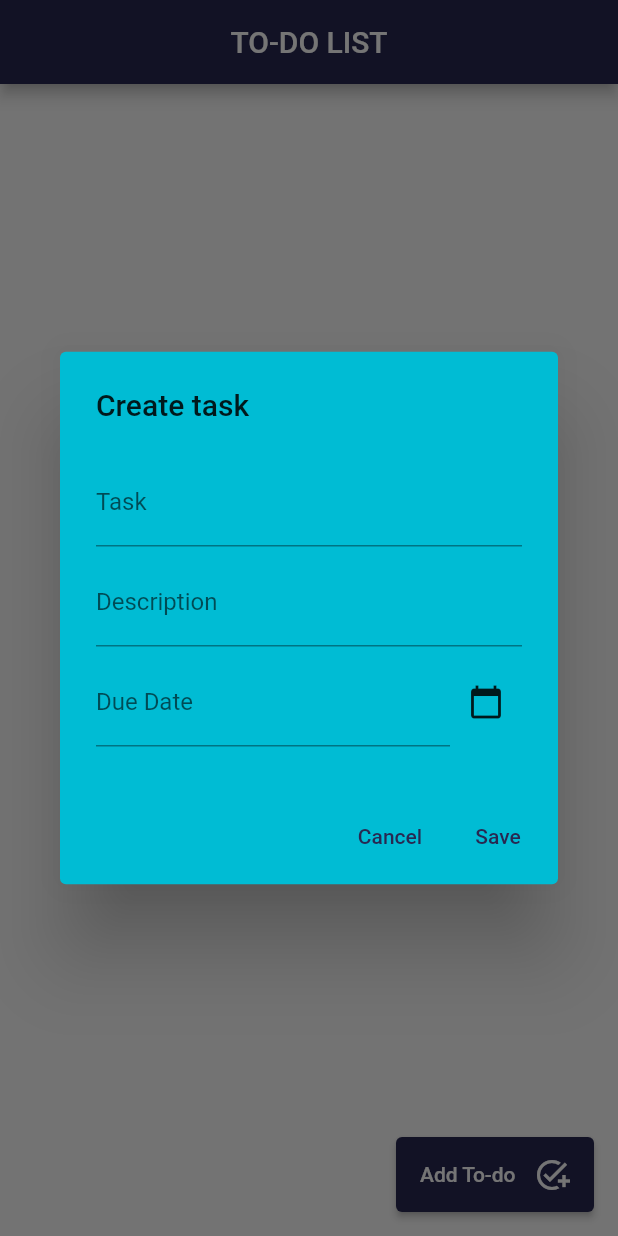
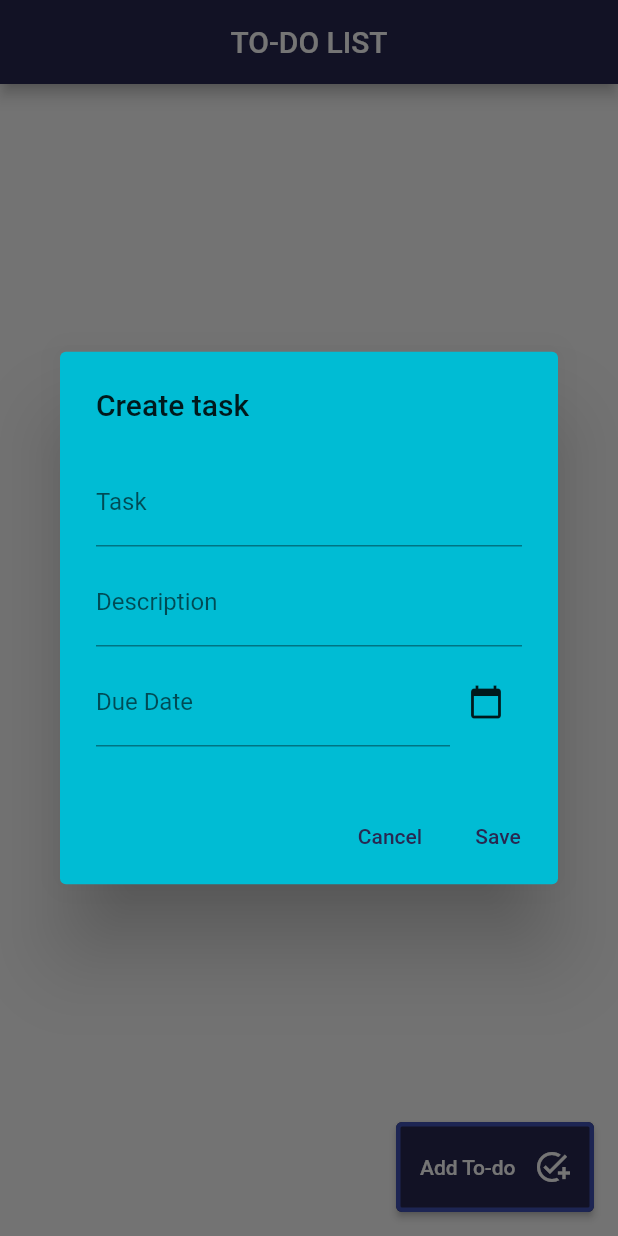
Before and after one commit to maleofprimavera/todo_app, a Flutter app: the screen it shows after launch, after a tap on "Add To-do", on a phone screen of 412 x 824 dp. Run offline on Flutter 3.47's test engine with Material 2 defaults, Android fonts, the phone set to English and light mode, and no system bars; our stand-ins replace bloc, equatable, flutter_bloc, shared_preferences.

```diff
--- a/lib/main.dart
+++ b/lib/main.dart
@@ -1,6 +1,7 @@
 import 'package:flutter/material.dart';
 import 'package:shared_preferences/shared_preferences.dart';
 import 'package:flutter_bloc/flutter_bloc.dart';
+import 'package:todo_app/notification/notification_api.dart';
 import 'package:todo_app/utils/task_shared_preference.dart';
 import 'package:todo_app/widget/home.dart';
 import 'bloc/task_bloc.dart';
@@ -9,9 +10,8 @@ import 'bloc/task_bloc.dart';
 void main() async {
   WidgetsFlutterBinding.ensureInitialized();
   await TaskPreference.init();
-  // TaskPreference.saveTask(taskName: "Hello", createdTime: DateTime.now(), dueTime: DateTime.now().add(Duration(days: 3)));
+  NotificationApi().init();
   runApp(const MyApp());
-
 }
 
 class MyApp extends StatelessWidget {
@@ -20,7 +20,6 @@ class MyApp extends StatelessWidget {
   // This widget is the root of your application.
   @override
   Widget build(BuildContext context) {
-
     return MaterialApp(
         title: 'Flutter ToDo List Demo',
         theme: ThemeData(
--- a/lib/widget/create_task_widget.dart
+++ b/lib/widget/create_task_widget.dart
@@ -34,7 +34,7 @@ class _CreateTaskState extends State<CreateTask> {
       }, builder: (context, state) {
         return AlertDialog(
           backgroundColor: Colors.cyan,
-          title: Text('Create task'),
+          title: const Text('Create task'),
           content: Container(
             height: 200,
             width: 300,
@@ -44,7 +44,7 @@ class _CreateTaskState extends State<CreateTask> {
               children: [
                 TextField(
                   controller: _taskNameController,
-                  decoration: InputDecoration(
+                  decoration: const InputDecoration(
                       label: Text('Task'), hintText: "Go for groceries"),
                   onSubmitted: (value) {
                     setState(() {
@@ -54,7 +54,7 @@ class _CreateTaskState extends State<CreateTask> {
                 ),
                 TextField(
                   controller: _taskDescriptionController,
-                  decoration: InputDecoration(
+                  decoration: const InputDecoration(
                       label: Text('Description'),
                       hintText: "Banana, Apple, Cider Vinegar"),
                   onSubmitted: (value) {
@@ -69,20 +69,18 @@ class _CreateTaskState extends State<CreateTask> {
                       child: TextField(
                         keyboardType: TextInputType.datetime,
                         controller: _dateController,
-                        decoration: InputDecoration(
+                        decoration: const InputDecoration(
                           label: Text('Due Date'),
                           hintText: "Enter Date",
                         ),
                         onSubmitted: (value) {
-                          setState(() {
                             _pickDate = DateTime.tryParse(value)!;
                             print("Date picked: " + _pickDate.toString());
-                          });
                         },
                       ),
                     ),
                     IconButton(
-                      icon: Icon(Icons.calendar_today),
+                      icon: const Icon(Icons.calendar_today),
                       onPressed: () async {
                         DateTime? _futurePickedDate;
                         TimeOfDay? _timeOfDay;
@@ -92,13 +90,15 @@ class _CreateTaskState extends State<CreateTask> {
                           firstDate: DateTime.now(),
                           lastDate: DateTime(2500),
                         ));
-                        _timeOfDay = await (showTimePicker(context: context, initialTime: TimeOfDay.now(),));
-                        _futurePickedDate = _futurePickedDate!.copyWith(hour: _timeOfDay!.hour, minute: _timeOfDay!.minute);
-                        setState(() {
+                        _timeOfDay = await (showTimePicker(
+                          context: context,
+                          initialTime: TimeOfDay.now(),
+                        ));
+                        _futurePickedDate = _futurePickedDate!.copyWith(
+                            hour: _timeOfDay!.hour, minute: _timeOfDay!.minute);
                           _pickDate = _futurePickedDate!;
                           _dateController.text = _pickDate.toString();
                           print("Date picked: " + _pickDate.toString());
-                        });
                       },
                     ),
                   ],
@@ -109,10 +109,10 @@ class _CreateTaskState extends State<CreateTask> {
           actions: [
             TextButton(
                 onPressed: () => Navigator.pop(context, 'Cancel'),
-                child: Text('Cancel')),
+                child: const Text('Cancel')),
             TextButton(
                 // todo add bloc here, event
-                onPressed: ()async {
+                onPressed: () async {
                   _taskName = _taskNameController.text;
                   _taskDescription = _taskDescriptionController.text;
                   _pickDate = DateTime.parse(_dateController.text);
@@ -122,15 +122,17 @@ class _CreateTaskState extends State<CreateTask> {
                       dueTime: _pickDate!,
                       taskDescription: _taskDescription);
                   // await NotificationApi.showNotification(scheduledDate: DateTime.now().add(Duration(seconds: 15)), title: task.taskName, body: "${task.taskDescription}");
-                  NotificationApi.showNoScheNotification(title: task.taskName, body: "${task.taskDescription}");
+                  NotificationApi().showNotification(
+                      id: 0, body: _taskName, title: "Added a new todo");
                   context.read<TaskBloc>().add(AddTask(task: task));
-                  print("epoch: " + DateTime.now().microsecondsSinceEpoch.toString());
+                  print("epoch: " +
+                      DateTime.now().microsecondsSinceEpoch.toString());
                   // await TaskPreference.saveTask(taskName: _taskName, createdTime: DateTime.now(), dueTime: _pickDate!,taskDescription: _taskDescription);
                   Navigator.pop(context, 'Save');
                   Navigator.pushReplacement(context,
                       MaterialPageRoute(builder: (context) => const Home()));
                 },
-                child: Text('Save')),
+                child: const Text('Save')),
           ],
         );
       }),
--- a/lib/widget/home.dart
+++ b/lib/widget/home.dart
@@ -89,7 +89,7 @@ class _HomeState extends State<Home> {
                                     ),
                                   );
                                 } else {
-                                  return Container();
+                                  return const Center();
                                 }
                               },
                             );
@@ -98,6 +98,7 @@ class _HomeState extends State<Home> {
                     });
               }),
               floatingActionButton: ElevatedButton(
+                style: ButtonStyle(side:MaterialStateProperty.all(BorderSide(color: Colors.indigo,width: 3))),
                 onPressed: () => showDialog(
                   context: context,
                   builder: (context) {
@@ -105,10 +106,8 @@ class _HomeState extends State<Home> {
                   },
                 ),
                 child: Container(
-                  decoration:
-                  BoxDecoration(borderRadius: BorderRadius.circular(20)),
                   width: 100,
-                  height: 50,
+                  height: 60,
                   child: const Row(
                     crossAxisAlignment: CrossAxisAlignment.center,
                     mainAxisAlignment: MainAxisAlignment.spaceBetween,
@@ -116,6 +115,7 @@ class _HomeState extends State<Home> {
                   ),
                 ),
               ),
+
             )));
   }
 }
--- a/pubspec.yaml
+++ b/pubspec.yaml
@@ -47,6 +47,7 @@ dependencies:
   flutter_local_notifications: ^16.1.0
   timezone: ^0.9.2
   html: ^0.15.4
+
 
 dev_dependencies:
   flutter_test:
```
Also changed, not shown: lib/widget/edit_task_widget.dart (+3 -5 lines), lib/widget/task_widget.dart (+6 -4 lines), 4 other files.
